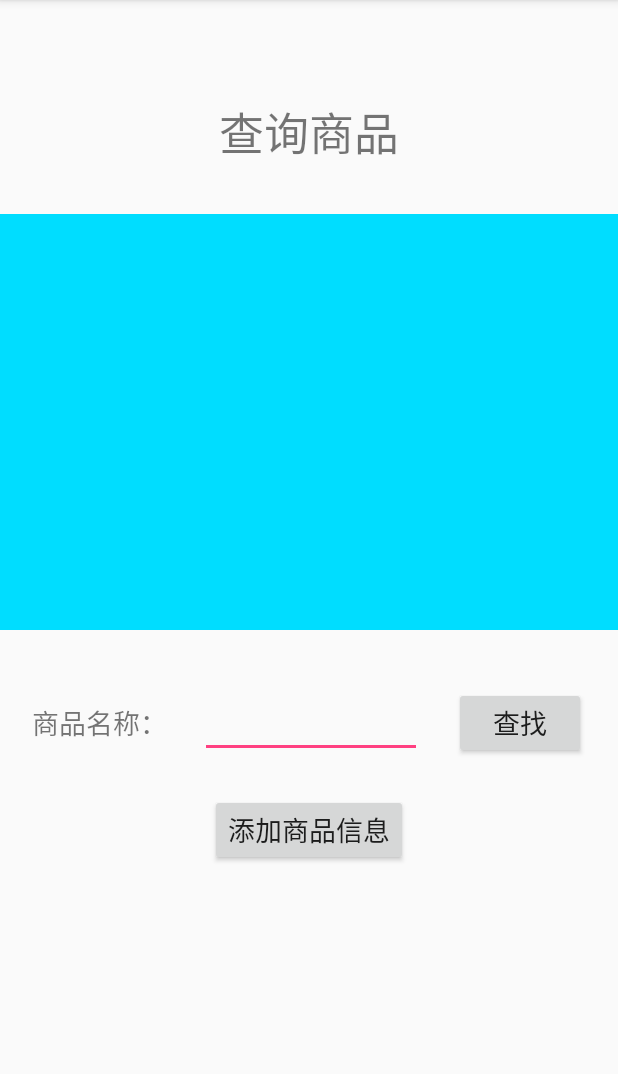
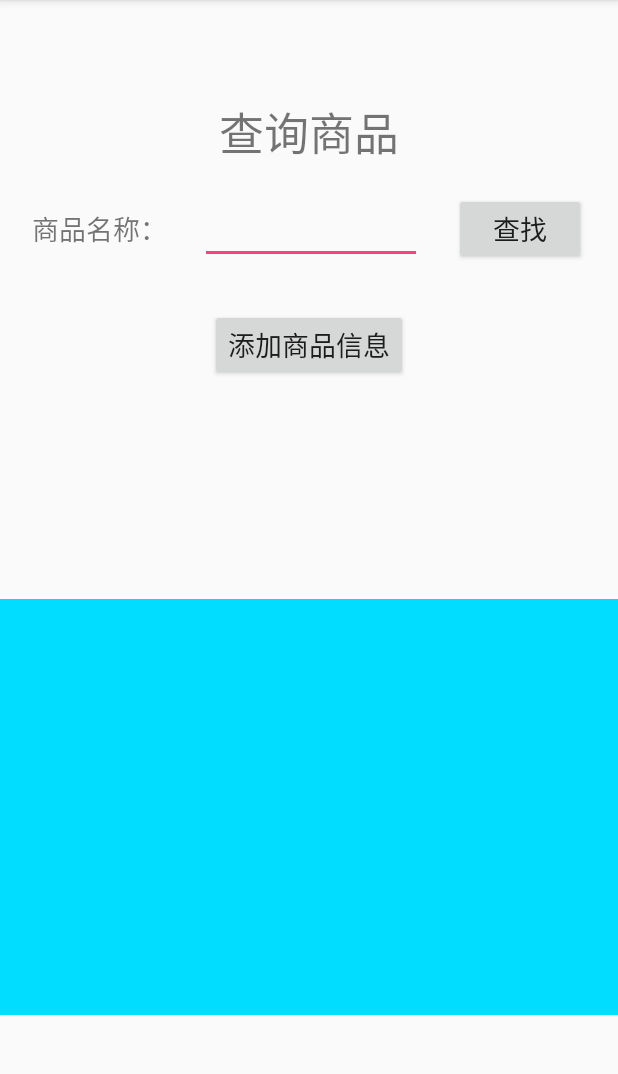
Before and after one commit to 1711605024/Mobile171Github13, an Android app: the screen it shows after launch (spcxActivity), after a tap on "登录", on a phone screen of 412 x 824 dp, the part 84-1158 px from its top. Run offline under Robolectric (Android 15) with nearby library versions, the phone set to English and light mode, and no system bars.

Commit message:
代码更新

```diff
--- a/app/src/main/java/com/example/yt/mobile171github_13/MainActivity.java
+++ b/app/src/main/java/com/example/yt/mobile171github_13/MainActivity.java
@@ -23,8 +23,7 @@ public class MainActivity extends AppCompatActivity {
                     @Override
                     public void onClick(View view) {
                         Intent intent =new Intent(getApplicationContext(),spcxActivity.class);
-                        intent.putExtra("name",edt_main_name.getText().toString().trim());
-                        intent.putExtra("password",edt_main_password.getText().toString().trim());
+
                         startActivity(intent);
 
                     }
--- a/app/src/main/java/com/example/yt/mobile171github_13/spcxActivity.java
+++ b/app/src/main/java/com/example/yt/mobile171github_13/spcxActivity.java
@@ -1,13 +1,35 @@
 package com.example.yt.mobile171github_13;
 
+import android.content.Intent;
 import android.support.v7.app.AppCompatActivity;
 import android.os.Bundle;
+import android.view.View;
+import android.widget.Button;
 import android.widget.EditText;
 
 public class spcxActivity extends AppCompatActivity {
+    EditText edt_cx_name;
+    Button btn_cx_check,btn_cx_add;
     @Override
     protected void onCreate(Bundle savedInstanceState) {
         super.onCreate(savedInstanceState);
         setContentView(R.layout.activity_spcx);
+        edt_cx_name=(EditText) findViewById(R.id.edt_cx_name);
+        btn_cx_check=(Button) findViewById(R.id.btn_cx_check);
+        btn_cx_add=(Button) findViewById(R.id.btn_cx_add);
+        btn_cx_add.setOnClickListener(new View.OnClickListener() {//点击添加按钮执行操作
+            @Override
+            public void onClick(View view) {
+                Intent intent =new Intent(getApplicationContext(),spxqActivity.class);
+
+                startActivity(intent);
+            }
+        });
+        btn_cx_check.setOnClickListener(new View.OnClickListener() {//点击查询按钮执行操作
+            @Override
+            public void onClick(View view) {
+
+            }
+        });
     }
 }
--- a/app/src/main/res/layout/activity_spcx.xml
+++ b/app/src/main/res/layout/activity_spcx.xml
@@ -22,56 +22,57 @@
         android:id="@+id/tv_sp_name"
         android:layout_width="wrap_content"
         android:layout_height="wrap_content"
-        android:layout_marginTop="48dp"
+        android:layout_marginTop="28dp"
         android:text="商品名称："
         android:textSize="18sp"
-        app:layout_constraintEnd_toStartOf="@+id/edt_sp_name"
+        app:layout_constraintEnd_toStartOf="@+id/edt_cx_name"
         app:layout_constraintHorizontal_bias="0.5"
         app:layout_constraintStart_toStartOf="parent"
-        app:layout_constraintTop_toBottomOf="@+id/tv_sp_show" />
+        app:layout_constraintTop_toBottomOf="@+id/tv_sp" />
 
     <EditText
-        android:id="@+id/edt_sp_name"
+        android:id="@+id/edt_cx_name"
         android:layout_width="148dp"
         android:layout_height="wrap_content"
         android:ems="10"
         android:inputType="textPersonName"
         app:layout_constraintBaseline_toBaselineOf="@+id/tv_sp_name"
-        app:layout_constraintEnd_toStartOf="@+id/btn_sp_check"
+        app:layout_constraintEnd_toStartOf="@+id/btn_cx_check"
         app:layout_constraintHorizontal_bias="0.5"
         app:layout_constraintStart_toEndOf="@+id/tv_sp_name" />
 
     <Button
-        android:id="@+id/btn_sp_check"
+        android:id="@+id/btn_cx_check"
         android:layout_width="wrap_content"
         android:layout_height="wrap_content"
         android:text="查找"
         android:textSize="18sp"
-        app:layout_constraintBaseline_toBaselineOf="@+id/edt_sp_name"
+        app:layout_constraintBaseline_toBaselineOf="@+id/edt_cx_name"
         app:layout_constraintEnd_toEndOf="parent"
         app:layout_constraintHorizontal_bias="0.5"
-        app:layout_constraintStart_toEndOf="@+id/edt_sp_name" />
+        app:layout_constraintStart_toEndOf="@+id/edt_cx_name" />
 
     <Button
-        android:id="@+id/btn_sp_add"
+        android:id="@+id/btn_cx_add"
         android:layout_width="wrap_content"
         android:layout_height="wrap_content"
-        android:layout_marginTop="24dp"
+        android:layout_marginTop="30dp"
         android:text="添加商品信息"
         android:textSize="18sp"
         app:layout_constraintEnd_toEndOf="parent"
         app:layout_constraintStart_toStartOf="parent"
-        app:layout_constraintTop_toBottomOf="@+id/edt_sp_name" />
+        app:layout_constraintTop_toBottomOf="@+id/edt_cx_name" />
 
     <TextView
-        android:id="@+id/tv_sp_show"
+        android:id="@+id/tv_cx_show"
         android:layout_width="0dp"
         android:layout_height="277dp"
-        android:layout_marginTop="32dp"
+        android:layout_marginTop="53dp"
         android:background="@android:color/holo_blue_bright"
+        app:layout_constraintBottom_toBottomOf="parent"
         app:layout_constraintEnd_toEndOf="parent"
-        app:layout_constraintHorizontal_bias="0.5"
+        app:layout_constraintHorizontal_bias="0.0"
         app:layout_constraintStart_toStartOf="parent"
-        app:layout_constraintTop_toBottomOf="@+id/tv_sp" />
+        app:layout_constraintTop_toBottomOf="@+id/btn_cx_add" />
 
 </android.support.constraint.ConstraintLayout>
```
Also changed, not shown: app/src/main/java/com/example/yt/mobile171github_13/spxqActivity.java (+13 -1 lines), app/src/main/res/layout/activity_spxq.xml (+25 -15 lines).
